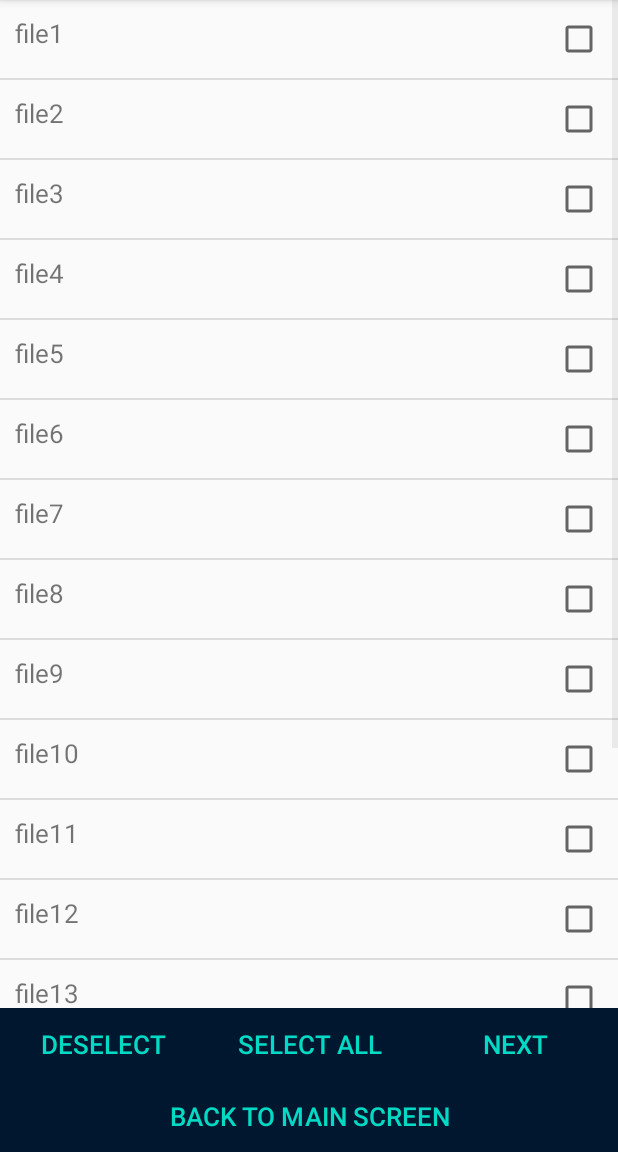
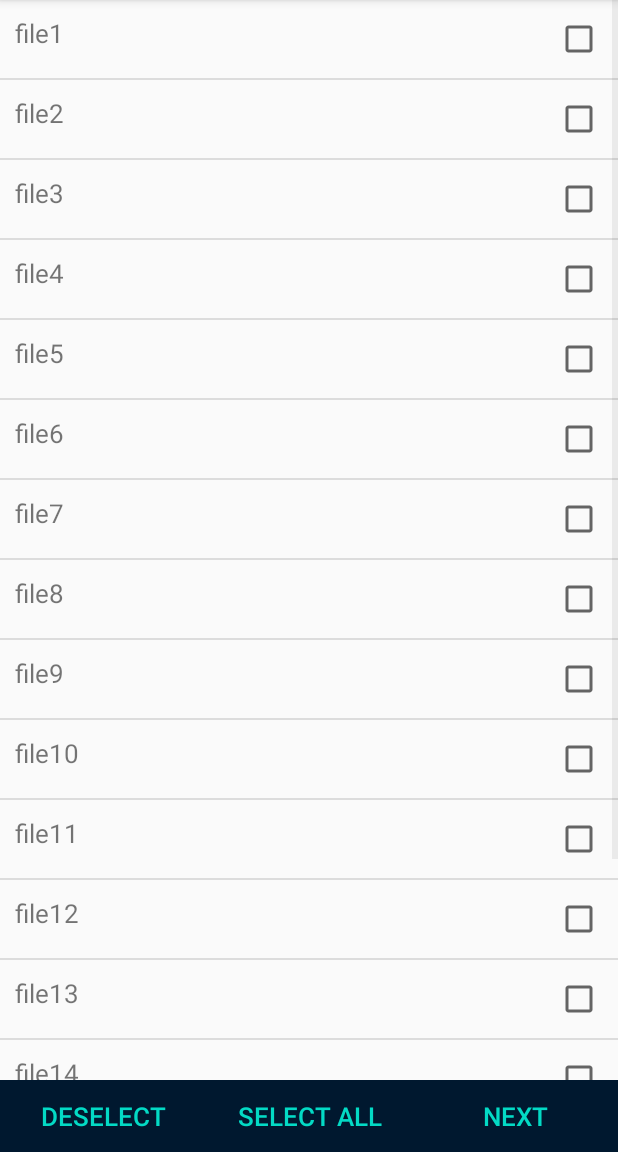
Before and after one commit to apeksha047/SecurEaty, an Android app: the ChooseFileActivity screen opened directly, with no data from a screen before it, on a phone screen of 412 x 824 dp, the part 84-1236 px from its top. Run offline under Robolectric (Android 15) with nearby library versions, the phone set to English and light mode, and no system bars.

Commit message:
MainAcitivity and ChooseFileActivity--static1.0(row_layout deleted)--done

```diff
--- a/app/src/main/res/layout/bottom_container.xml
+++ b/app/src/main/res/layout/bottom_container.xml
@@ -45,6 +45,7 @@
 
     </LinearLayout>
 
+<!--
     <LinearLayout
         android:layout_width="match_parent"
         android:layout_height="wrap_content">
@@ -58,7 +59,7 @@
             android:textSize="17sp"
             android:textColor="@color/colorAccent"
             android:background="@color/ic_launcher_app_logo_background"/>
-    </LinearLayout>
+    </LinearLayout>-->
 
 
 </LinearLayout>
```
